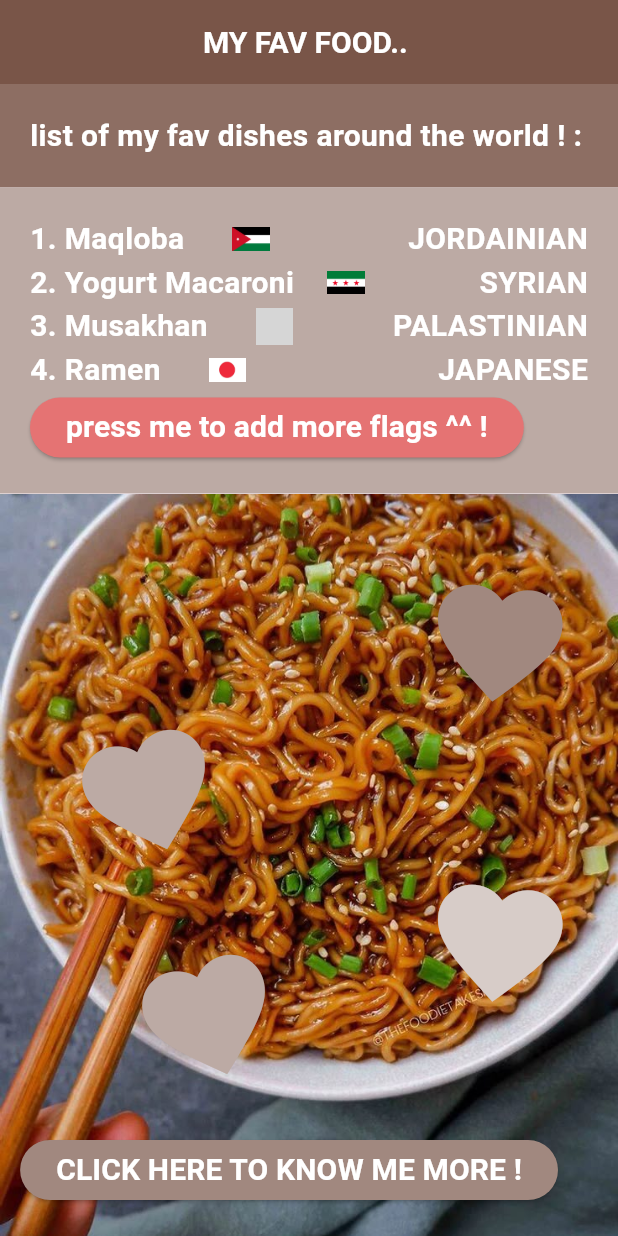
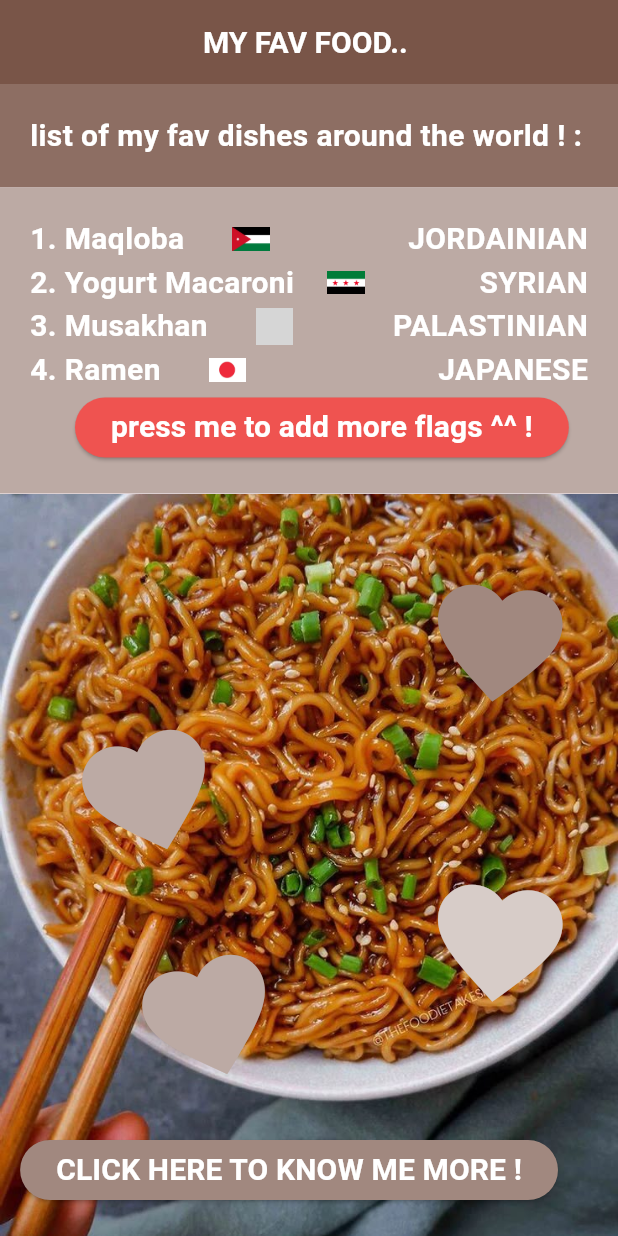
Before and after one commit to MarahYousef01/My-first-flutter-app, a Flutter app: the screen it shows after launch, on a phone screen of 412 x 824 dp. Run offline on Flutter 3.47's test engine with Material 3 defaults, Android fonts, the phone set to English and light mode, and no system bars; Roboto replaces fonts that are missing (indieflower); grey boxes are pictures that could not be loaded.

Commit message:
button possition

```diff
--- a/lib/food.dart
+++ b/lib/food.dart
@@ -76,9 +76,11 @@ void increase ()
       ],),
      Row(
       children: [
+        SizedBox(width: 30,),
     ElevatedButton(
-      style: ElevatedButton.styleFrom(
-        backgroundColor: Colors.red[300],
+
+         style: ElevatedButton.styleFrom(
+        backgroundColor: Colors.red[400],
       ),
       onPressed:increase,
        child: StyledText("press me to add more flags ^^ !")),
```
